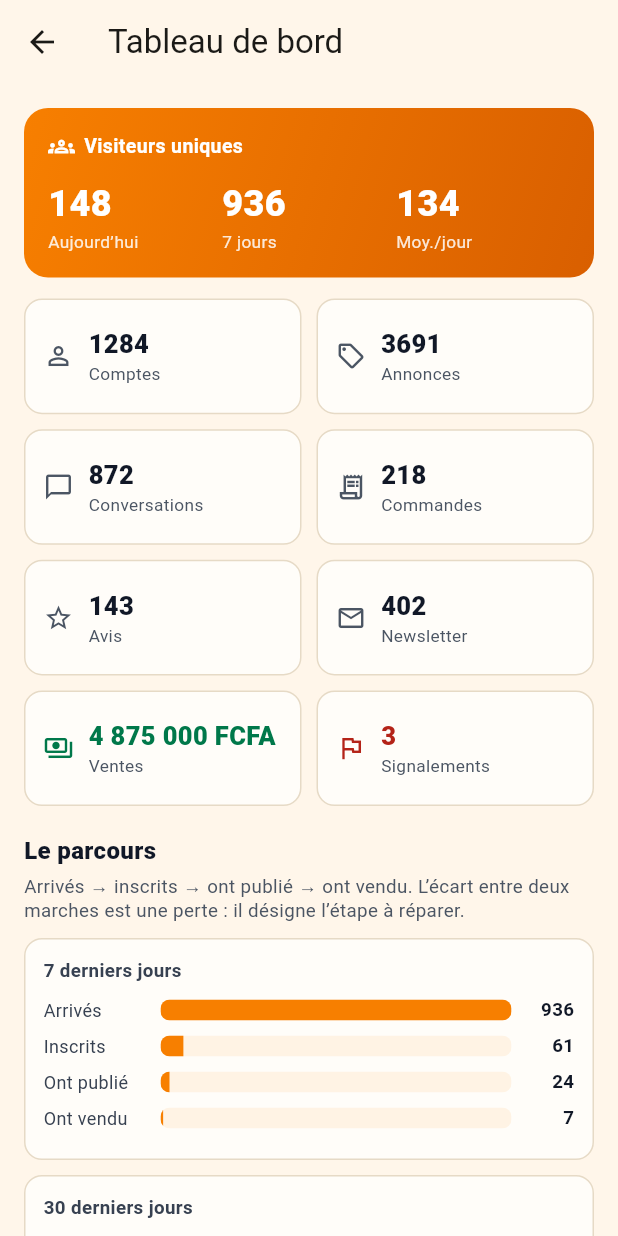
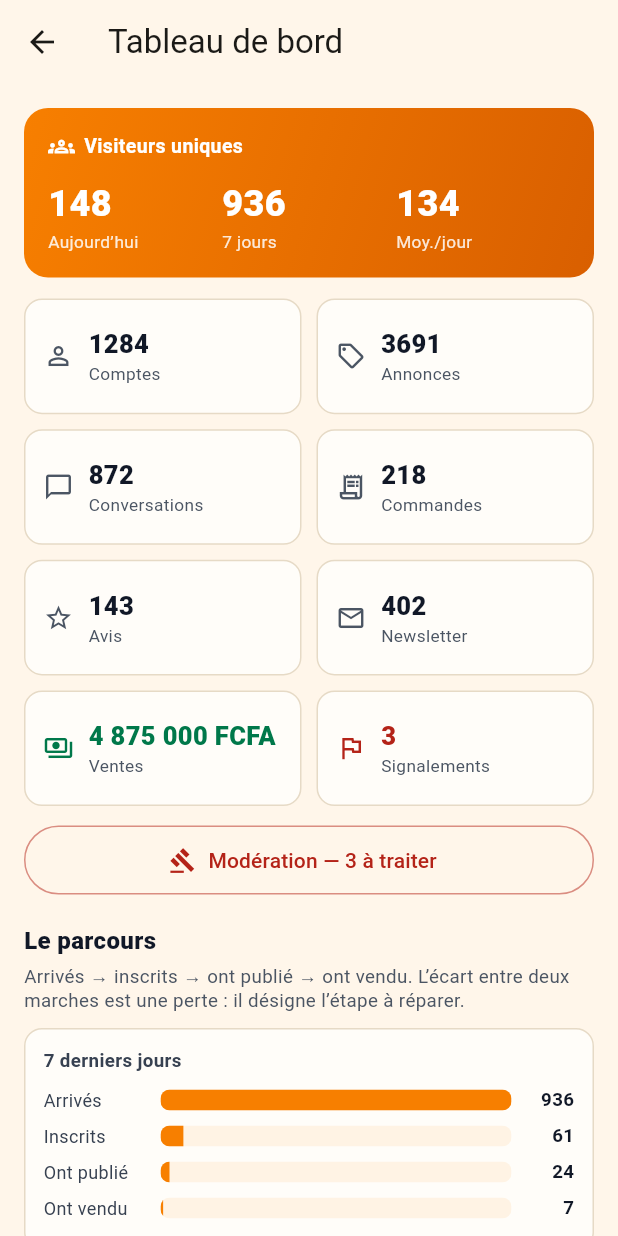
Before and after one commit to Williamszika/Chap.ci, a Flutter app: the TableauBordScreen screen opened directly, on a phone screen of 412 x 824 dp. Run offline on Flutter 3.47's test engine with Material 3 defaults, Android fonts, the phone set to English and light mode, and no system bars; our stand-ins replace geolocator, image_picker, qr_flutter, shared_preferences; accounts and stored records are empty; network calls fail.

Commit message:
App Flutter : la modération dans le tableau de bord
Après l'aperçu, la première section qui sert au quotidien : traiter les
signalements. Depuis le tableau de bord, un bouton « Modération — N à traiter »
(rouge quand la file n'est pas vide) mène à la file (/admin/reports).

Chaque signalement montre l'annonce visée, le motif, le détail éventuel et
l'adresse du témoin. Et surtout, on décide ET on agit d'un seul geste, comme
le site :
• Classer — rien à reprocher, la ligne est rangée ;
• Masquer — l'annonce sort de la vue, le vendeur reçoit le motif et peut
  corriger (elle repart en ligne après correction) ;
• Supprimer — définitif (confirmation demandée), le vendeur est prévenu.
« Voir » ouvre la fiche pour juger sur pièces. Un signalement déjà traité
s'affiche comme tel.

Tout part vers POST /admin/reports/<id> {action}, avec le déverrouillage admin
déjà en place (en-tête X-Admin-Unlock).

Banc de test : moderation_test.dart (lecture d'un signalement, la file pleine
avec ses actions, la file vide). 89 tests au vert, analyze propre.

Co-Authored-By: Claude Opus 4.8 <noreply@anthropic.com>
Claude-Session: https://claude.ai/code/session_016afBC3axiNMzY6uoJrGgLp

```diff
--- a/flutter_app/lib/api/admin.dart
+++ b/flutter_app/lib/api/admin.dart
@@ -86,6 +86,40 @@ class StatsAdmin {
 
 int _i(dynamic v) => (v is num) ? v.toInt() : (int.tryParse('$v') ?? 0);
 
+/// Un signalement d'annonce (`GET /admin/reports`).
+class Signalement {
+  final String id, listingId, listingTitle, reason, status;
+  final String? details, reporterEmail;
+  final bool listingHidden;
+  final int cree;
+
+  const Signalement({
+    required this.id,
+    required this.listingId,
+    required this.listingTitle,
+    required this.reason,
+    required this.status,
+    required this.details,
+    required this.reporterEmail,
+    required this.listingHidden,
+    required this.cree,
+  });
+
+  bool get ouvert => status == 'open';
+
+  factory Signalement.depuis(Map r) => Signalement(
+        id: (r['id'] ?? '').toString(),
+        listingId: (r['listingId'] ?? '').toString(),
+        listingTitle: (r['listingTitle'] ?? '').toString(),
+        reason: (r['reason'] ?? '').toString(),
+        status: (r['status'] ?? 'open').toString(),
+        details: r['details'] as String?,
+        reporterEmail: r['reporterEmail'] as String?,
+        listingHidden: r['listingHidden'] == true,
+        cree: _i(r['createdAt']),
+      );
+}
+
 /// Le tableau de bord (réservé au Patron). Trois verrous côté serveur : être
 /// admin, avoir déverrouillé avec le code d'accès, puis les permissions fines.
 class AdminApi {
@@ -145,4 +179,24 @@ class AdminApi {
   /// Oublie le déverrouillage (revenir à l'écran verrouillé).
   static Future<void> reverrouiller() =>
       ApiClient.instance.definirDeverrouillageAdmin(null);
+
+  /// La file des signalements (ouverts d'abord).
+  static Future<List<Signalement>> signalements() async {
+    final d = await ApiClient.instance.get('/admin/reports');
+    if (d is List) {
+      return d.whereType<Map>().map(Signalement.depuis).toList();
+    }
+    return const [];
+  }
+
+  /// Traite un signalement ET agit sur l'annonce dans le même geste :
+  /// `classer` (rien à reprocher), `masquer` (le vendeur peut corriger),
+  /// `supprimer` (définitif). Le motif par défaut reprend la raison.
+  static Future<void> traiterSignalement(String id, String action,
+      {String? motif}) async {
+    await ApiClient.instance.post('/admin/reports/$id', {
+      'action': action,
+      if (motif != null && motif.trim().isNotEmpty) 'motif': motif.trim(),
+    });
+  }
 }
--- a/flutter_app/lib/screens/admin/tableau_bord_screen.dart
+++ b/flutter_app/lib/screens/admin/tableau_bord_screen.dart
@@ -3,6 +3,7 @@ import '../../api/admin.dart';
 import '../../api/api_client.dart';
 import '../../format.dart';
 import '../../theme.dart';
+import 'moderation_screen.dart';
 
 /// Le tableau de bord, réservé au Patron (et aux modérateurs habilités).
 ///
@@ -197,6 +198,8 @@ class _TableauBordScreenState extends State<TableauBordScreen> {
         _carteVisiteurs(s),
         const SizedBox(height: 14),
         _grilleCompteurs(s),
+        const SizedBox(height: 12),
+        _boutonModeration(s.reportsOpen),
         const SizedBox(height: 18),
         _titre('Le parcours'),
         const SizedBox(height: 4),
@@ -214,6 +217,24 @@ class _TableauBordScreenState extends State<TableauBordScreen> {
         const SizedBox(height: 10),
         _graphique(s.serie),
       ],
+    );
+  }
+
+  Widget _boutonModeration(int ouverts) {
+    final urgent = ouverts > 0;
+    final c = urgent ? const Color(0xFFB42318) : ChapColors.orange;
+    return OutlinedButton.icon(
+      onPressed: () => Navigator.of(context).push(
+          MaterialPageRoute(builder: (_) => const ModerationScreen())),
+      icon: const Icon(Icons.gavel_outlined, size: 18),
+      label: Text(urgent
+          ? 'Modération — $ouverts à traiter'
+          : 'Modération — file vide'),
+      style: OutlinedButton.styleFrom(
+        minimumSize: const Size.fromHeight(46),
+        foregroundColor: c,
+        side: BorderSide(color: c.withValues(alpha: 0.5)),
+      ),
     );
   }
 
```
Also changed, not shown: flutter_app/lib/main_shots.dart (+25 -0 lines), flutter_app/lib/screens/admin/moderation_screen.dart (added, +278 -0 lines), 2 other files.
